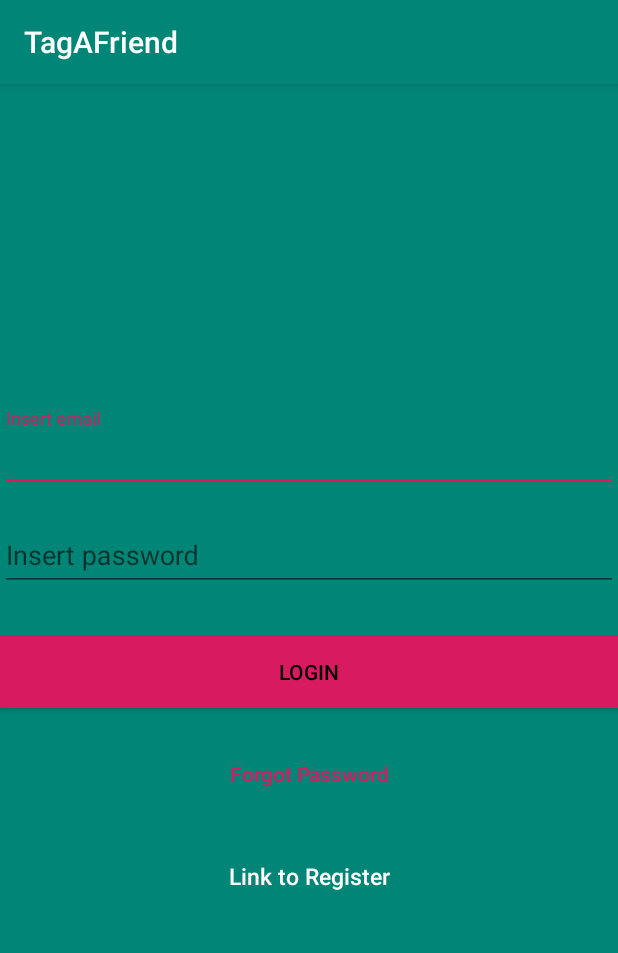
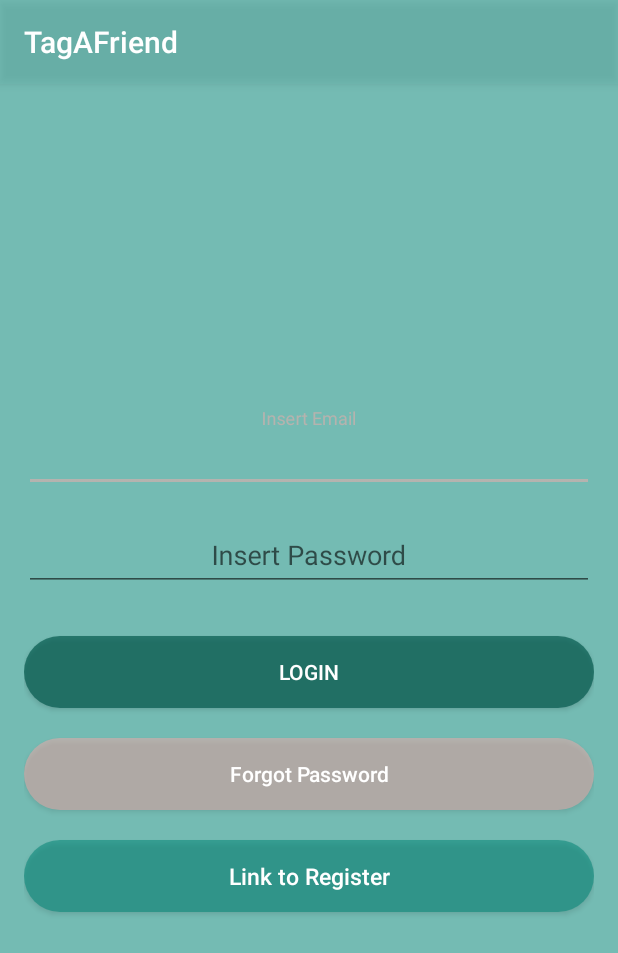
Before and after one commit to Chillin-Bacon/TagAFriend, an Android app: the screen it shows after launch (SignInActivity), after a tap on "SIGN IN", on a phone screen of 412 x 824 dp. Shown: the top 953 px of the screen. Run offline under Robolectric (Android 15) with nearby library versions, the phone set to English and light mode, and no system bars; our stand-ins replace Firebase (no records; nobody signed in at launch, a user with empty details on screens opened directly).

Commit message:
Some design changes #1 Had to comment out: Main2Activity.java ---> Line 15 + 16: import com.google.android.gms.location.FusedLocationProviderClient; import com.google.android.gms.location.LocationServices;                    ---> Line 32: public FusedLocationProviderClient client;                    ---> Line 46 + 47: btnAmITagged = findViewById(R.id.checkedIfTagged);         client = LocationServices.getFusedLocationProviderClient(this);

```diff
--- /dev/null
+++ b/app/src/main/res/drawable/radius_darkteal.xml
@@ -0,0 +1,5 @@
+<?xml version="1.0" encoding="utf-8"?>
+<shape xmlns:android="http://schemas.android.com/apk/res/android" android:shape="rectangle">
+    <solid android:color="@color/colorPrimaryDark" />
+    <corners android:radius="30dp" />
+</shape>
--- /dev/null
+++ b/app/src/main/res/drawable/radius_pink.xml
@@ -0,0 +1,5 @@
+<?xml version="1.0" encoding="utf-8"?>
+<shape xmlns:android="http://schemas.android.com/apk/res/android" android:shape="rectangle">
+    <solid android:color="@color/colorAccent"/>
+    <corners android:radius="30dp" />
+</shape>
--- /dev/null
+++ b/app/src/main/res/drawable/radius_teal.xml
@@ -0,0 +1,5 @@
+<?xml version="1.0" encoding="utf-8"?>
+<shape xmlns:android="http://schemas.android.com/apk/res/android" android:shape="rectangle">
+    <solid android:color="@color/colorPrimary" />
+    <corners android:radius="30dp" />
+</shape>
--- a/app/src/main/res/layout/activity_sign_in.xml
+++ b/app/src/main/res/layout/activity_sign_in.xml
@@ -12,7 +12,8 @@
         android:layout_height="fill_parent"
         android:background="@color/colorPrimary"
         android:gravity="center"
-        android:orientation="vertical">
+        android:orientation="vertical"
+        android:padding="16dp">
 
         <android.support.design.widget.TextInputLayout
             android:layout_width="match_parent"
@@ -23,7 +24,8 @@
                 android:layout_width="match_parent"
                 android:layout_height="wrap_content"
                 android:layout_marginBottom="10dp"
-                android:hint="Insert email"
+                android:hint="Insert Email"
+                android:gravity="center"
                 android:inputType="textEmailAddress"
                 android:textColor="@android:color/white"
                 android:textColorHint="@android:color/white" />
@@ -38,7 +40,8 @@
                 android:layout_width="fill_parent"
                 android:layout_height="wrap_content"
                 android:layout_marginBottom="10dp"
-                android:hint="Insert password"
+                android:hint="Insert Password"
+                android:gravity="center"
                 android:inputType="textPassword"
                 android:textColor="@android:color/white"
                 android:textColorHint="@android:color/white" />
@@ -51,19 +54,19 @@
             android:layout_width="fill_parent"
             android:layout_height="wrap_content"
             android:layout_marginTop="20dip"
-            android:background="@color/colorAccent"
+            android:background="@drawable/radius_darkteal"
             android:text="Login"
-            android:textColor="@android:color/black" />
+            android:textColor="@android:color/white" />
 
         <Button
             android:id="@+id/btn_reset_password"
             android:layout_width="fill_parent"
             android:layout_height="wrap_content"
             android:layout_marginTop="20dip"
-            android:background="@null"
+            android:background="@drawable/radius_pink"
             android:text="Forgot Password"
             android:textAllCaps="false"
-            android:textColor="@color/colorAccent" />
+            android:textColor="@android:color/white" />
 
         <!-- Link to Login Screen -->
 
@@ -72,7 +75,7 @@
             android:layout_width="fill_parent"
             android:layout_height="wrap_content"
             android:layout_marginTop="20dip"
-            android:background="@null"
+            android:background="@drawable/radius_teal"
             android:text="Link to Register"
             android:textAllCaps="false"
             android:textColor="@android:color/white"
--- a/app/src/main/res/values/colors.xml
+++ b/app/src/main/res/values/colors.xml
@@ -1,6 +1,7 @@
 <?xml version="1.0" encoding="utf-8"?>
 <resources>
-    <color name="colorPrimary">#008577</color>
-    <color name="colorPrimaryDark">#00574B</color>
-    <color name="colorAccent">#D81B60</color>
+    <color name="colorPrimary">#88008577</color>
+    <color name="colorPrimaryDark">#AA00574B</color>
+    <color name="colorAccent">#77FFAAAA</color>
+    <!--<color name="colorAccent">#D81B60</color>-->
 </resources>
```
Also changed, not shown: app/src/main/java/com/tagafriend/Main2Activity.java (+5 -5 lines), app/src/main/res/layout/activity_main.xml (+13 -7 lines), app/src/main/res/layout/activity_sign_up.xml (+9 -3 lines), app/src/main/res/drawable/login_bk_photo.jpeg (added).
